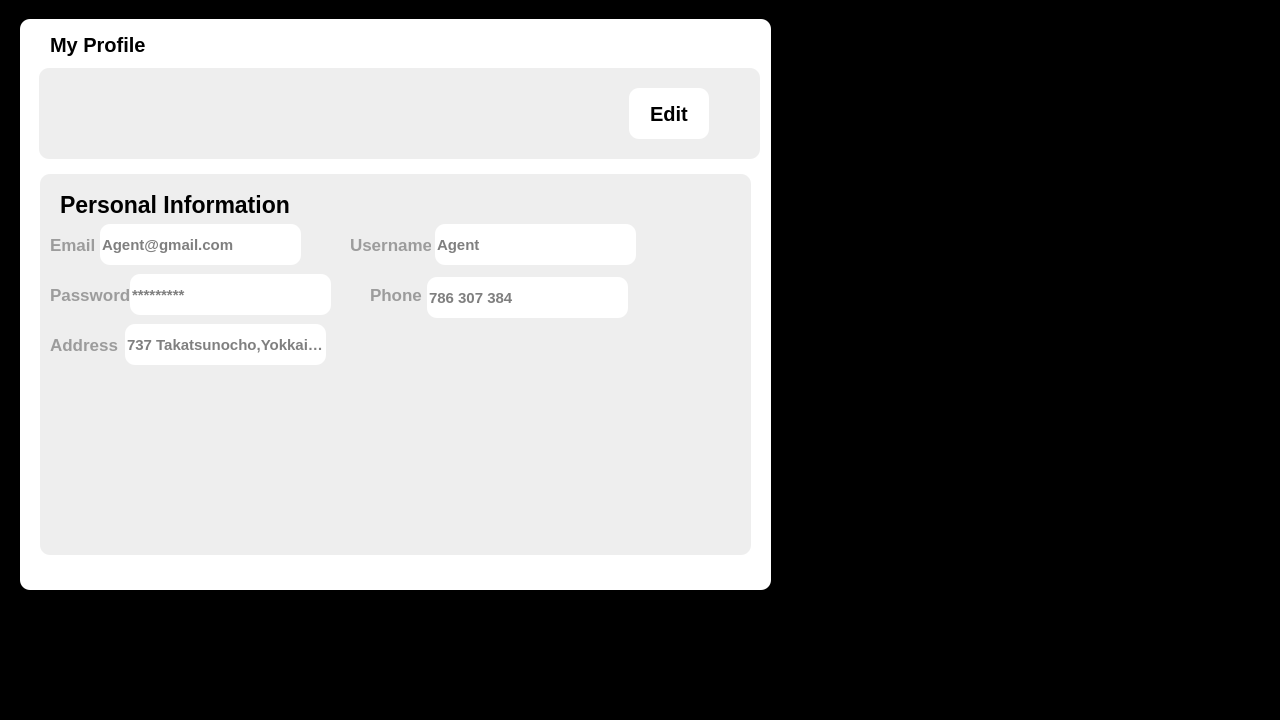
Before: the Qt Designer form ui/thoingtinnguoidung.ui in xbinh47/PTI_TungNam_DaiKhang, drawn with Qt 5.
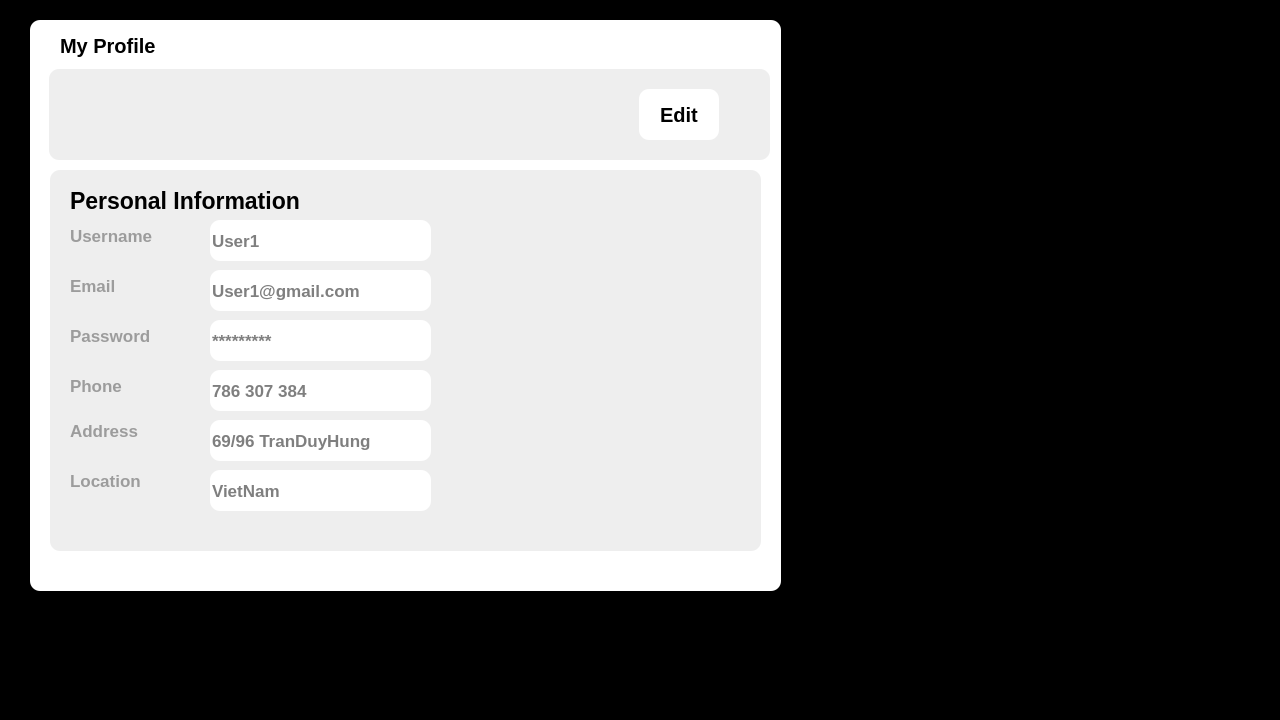
After: the same form once the commit is applied. Icons and pictures are not drawn.

```diff
--- a/ui/thoingtinnguoidung.ui
+++ b/ui/thoingtinnguoidung.ui
@@ -26,8 +26,8 @@
   <widget class="QWidget" name="widget" native="true">
    <property name="geometry">
     <rect>
-     <x>20</x>
-     <y>19</y>
+     <x>30</x>
+     <y>20</y>
      <width>751</width>
      <height>571</height>
     </rect>
@@ -124,7 +124,7 @@
     <property name="geometry">
      <rect>
       <x>20</x>
-      <y>155</y>
+      <y>150</y>
       <width>711</width>
       <height>381</height>
      </rect>
@@ -161,9 +161,9 @@
     <widget class="QLabel" name="label_4">
      <property name="geometry">
       <rect>
-       <x>10</x>
-       <y>55</y>
-       <width>49</width>
+       <x>20</x>
+       <y>100</y>
+       <width>61</width>
        <height>31</height>
       </rect>
      </property>
@@ -183,15 +183,15 @@
     <widget class="QLineEdit" name="lineEdit">
      <property name="geometry">
       <rect>
-       <x>60</x>
-       <y>50</y>
-       <width>201</width>
+       <x>160</x>
+       <y>100</y>
+       <width>221</width>
        <height>41</height>
       </rect>
      </property>
      <property name="font">
       <font>
-       <pointsize>11</pointsize>
+       <pointsize>13</pointsize>
        <bold>true</bold>
       </font>
      </property>
@@ -203,15 +203,15 @@
       <string/>
      </property>
      <property name="placeholderText">
-      <string>Agent@gmail.com</string>
+      <string>User1@gmail.com</string>
      </property>
     </widget>
     <widget class="QLabel" name="label_5">
      <property name="geometry">
       <rect>
-       <x>310</x>
-       <y>55</y>
-       <width>81</width>
+       <x>20</x>
+       <y>50</y>
+       <width>121</width>
        <height>31</height>
       </rect>
      </property>
@@ -231,15 +231,15 @@
     <widget class="QLineEdit" name="lineEdit_2">
      <property name="geometry">
       <rect>
-       <x>395</x>
+       <x>160</x>
        <y>50</y>
-       <width>201</width>
+       <width>221</width>
        <height>41</height>
       </rect>
      </property>
      <property name="font">
       <font>
-       <pointsize>11</pointsize>
+       <pointsize>13</pointsize>
        <bold>true</bold>
       </font>
      </property>
@@ -248,15 +248,15 @@
 border-radius: 10px;</string>
      </property>
      <property name="placeholderText">
-      <string>Agent</string>
+      <string>User1</string>
      </property>
     </widget>
     <widget class="QLabel" name="label_6">
      <property name="geometry">
       <rect>
-       <x>10</x>
-       <y>105</y>
-       <width>81</width>
+       <x>20</x>
+       <y>150</y>
+       <width>101</width>
        <height>31</height>
       </rect>
      </property>
@@ -276,15 +276,15 @@
     <widget class="QLineEdit" name="lineEdit_3">
      <property name="geometry">
       <rect>
-       <x>90</x>
-       <y>100</y>
-       <width>201</width>
+       <x>160</x>
+       <y>150</y>
+       <width>221</width>
        <height>41</height>
       </rect>
      </property>
      <property name="font">
       <font>
-       <pointsize>11</pointsize>
+       <pointsize>13</pointsize>
        <bold>true</bold>
       </font>
      </property>
@@ -299,9 +299,9 @@
     <widget class="QLabel" name="label_7">
      <property name="geometry">
       <rect>
-       <x>330</x>
-       <y>105</y>
-       <width>61</width>
+       <x>20</x>
+       <y>200</y>
+       <width>71</width>
        <height>31</height>
       </rect>
      </property>
@@ -321,15 +321,15 @@
     <widget class="QLineEdit" name="lineEdit_4">
      <property name="geometry">
       <rect>
-       <x>387</x>
-       <y>103</y>
-       <width>201</width>
+       <x>160</x>
+       <y>200</y>
+       <width>221</width>
        <height>41</height>
       </rect>
      </property>
      <property name="font">
       <font>
-       <pointsize>11</pointsize>
+       <pointsize>13</pointsize>
        <bold>true</bold>
       </font>
      </property>
@@ -344,9 +344,9 @@
     <widget class="QLabel" name="label_8">
      <property name="geometry">
       <rect>
-       <x>10</x>
-       <y>160</y>
-       <width>71</width>
+       <x>20</x>
+       <y>250</y>
+       <width>91</width>
        <height>21</height>
       </rect>
      </property>
@@ -366,15 +366,15 @@
     <widget class="QLineEdit" name="lineEdit_5">
      <property name="geometry">
       <rect>
-       <x>85</x>
-       <y>150</y>
-       <width>201</width>
+       <x>160</x>
+       <y>250</y>
+       <width>221</width>
        <height>41</height>
       </rect>
      </property>
      <property name="font">
       <font>
-       <pointsize>11</pointsize>
+       <pointsize>13</pointsize>
        <bold>true</bold>
       </font>
      </property>
@@ -383,7 +383,52 @@
 border-radius: 10px;</string>
      </property>
      <property name="placeholderText">
-      <string>737 Takatsunocho,Yokkaichi</string>
+      <string>69/96 TranDuyHung</string>
+     </property>
+    </widget>
+    <widget class="QLabel" name="label_9">
+     <property name="geometry">
+      <rect>
+       <x>20</x>
+       <y>300</y>
+       <width>101</width>
+       <height>21</height>
+      </rect>
+     </property>
+     <property name="font">
+      <font>
+       <pointsize>13</pointsize>
+       <bold>true</bold>
+      </font>
+     </property>
+     <property name="styleSheet">
+      <string notr="true">color: rgb(156, 156, 156);</string>
+     </property>
+     <property name="text">
+      <string>Location</string>
+     </property>
+    </widget>
+    <widget class="QLineEdit" name="lineEdit_6">
+     <property name="geometry">
+      <rect>
+       <x>160</x>
+       <y>300</y>
+       <width>221</width>
+       <height>41</height>
+      </rect>
+     </property>
+     <property name="font">
+      <font>
+       <pointsize>13</pointsize>
+       <bold>true</bold>
+      </font>
+     </property>
+     <property name="styleSheet">
+      <string notr="true">background-color: rgb(255, 255, 255);
+border-radius: 10px;</string>
+     </property>
+     <property name="placeholderText">
+      <string>VietNam</string>
      </property>
     </widget>
    </widget>
```
